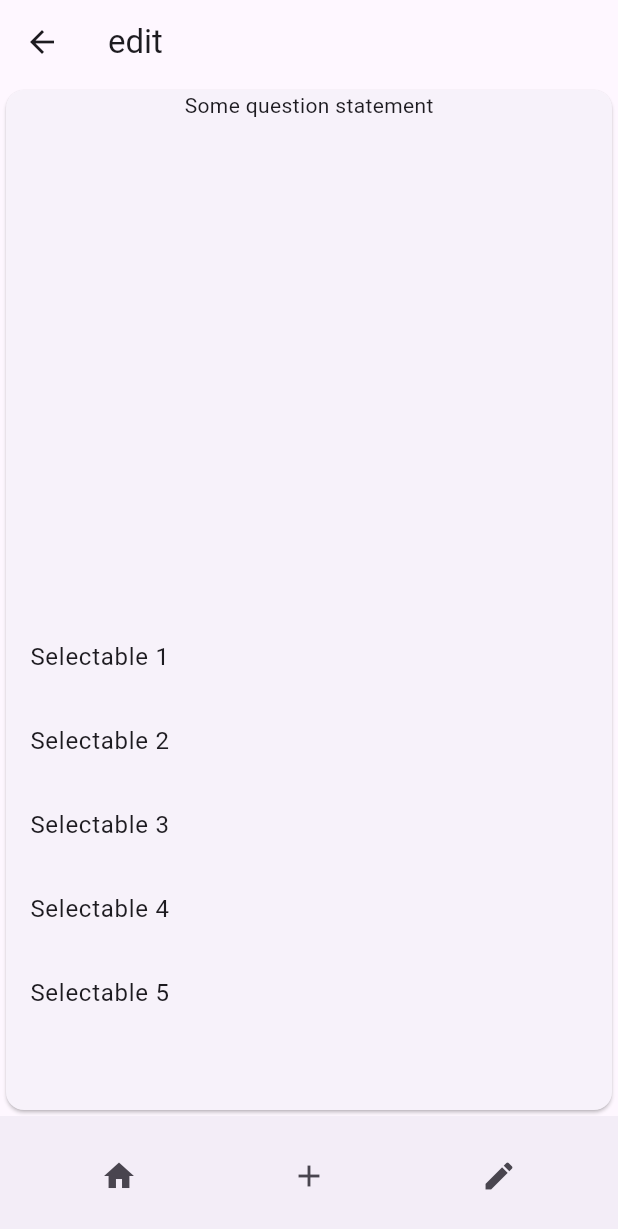
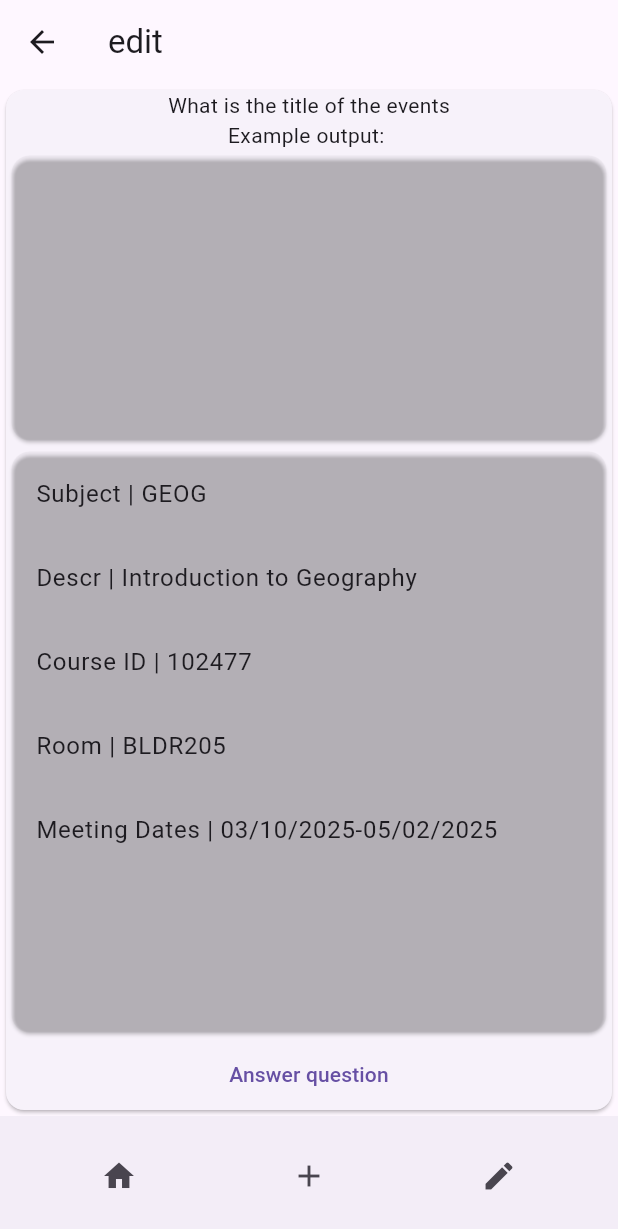
Before and after one commit to cs481-ekh/s25-syncineers, a Flutter app: the EditPage screen opened by its route, on a phone screen of 412 x 824 dp. Shown: the top 1229 px of the screen. Run offline on Flutter 3.47's test engine with Material 3 defaults, Android fonts, the phone set to English and light mode, and no system bars; our stand-ins replace google_sign_in.

Commit message:
random spaghetti code

```diff
--- a/easy_sync/lib/pages/editPage.dart
+++ b/easy_sync/lib/pages/editPage.dart
@@ -10,19 +10,26 @@ class EditPage extends StatefulWidget {
 class _EditPageState extends State<EditPage> {
   @override
   Widget build(BuildContext context) {
-    var theme = Theme.of(context);
-    var questionToAnswer = 'Some question statement';
+    Theme.of(context);
+    var questionToAnswer = 'What is the title of the events';
     var list = [
-      "Selectable 1",
-      "Selectable 2",
-      "Selectable 3",
-      "Selectable 4",
-      "Selectable 5",
+      questionAnswer("Subject", "GEOG"),
+      questionAnswer("Descr", "Introduction to Geography"),
+      questionAnswer("Course ID", "102477"),
+      questionAnswer("Room", "BLDR205"),
+      questionAnswer("Meeting Dates", "03/10/2025-05/02/2025"),
     ];
 
-    return QuestionWidget(questionToAnswer: questionToAnswer, selectableAnswers: list);
+    return QuestionWidget(
+        questionToAnswer: questionToAnswer, selectableAnswers: list);
+  }
 }
 
+class questionAnswer {
+  late String title;
+  late String example;
+
+  questionAnswer(this.title, this.example);
 }
 
 class QuestionWidget extends StatefulWidget {
@@ -33,29 +40,37 @@ class QuestionWidget extends StatefulWidget {
   });
 
   final String questionToAnswer;
-  final List<String> selectableAnswers;
+  final List<questionAnswer> selectableAnswers;
 
   @override
   _QuestionWidgetState createState() => _QuestionWidgetState();
 }
 
 class _QuestionWidgetState extends State<QuestionWidget> {
-  List<String> selectedAnswers = [];
+  List<questionAnswer> selectedAnswers = [];
+  // TODO there probably is a better way of doing this.
+  Color cardShade = const Color.fromARGB(1, 126, 126, 126);
 
   @override
   Widget build(BuildContext context) {
+    String example = "";
+    for (var answer in selectedAnswers) {
+      example += "${answer.example} ";
+    }
+
     return Card(
       child: Column(
         children: [
           Text(widget.questionToAnswer),
+          Text("Example output: $example"),
           Expanded(
+            child: Card(
+              color: cardShade,
               child: ListView.builder(
                   itemCount: selectedAnswers.length,
                   itemBuilder: (context, index) {
-                  ///TODO put varables here, maybe
-
                     return ListTile(
-                      title: Text(selectedAnswers[index]),
+                        title: Text(selectedAnswers[index].title),
                         onTap: () async {
                           setState(() {
                             selectedAnswers.removeAt(index);
@@ -63,21 +78,31 @@ class _QuestionWidgetState extends State<QuestionWidget> {
                         });
                   }),
             ),
+          ),
           Expanded(
+            flex: 2,
+            child: Card(
+              color: cardShade,
               child: ListView.builder(
                   itemCount: widget.selectableAnswers.length,
                   itemBuilder: (context, index) {
-                  ///TODO put varables here, maybe
-
                     return ListTile(
-                      title: Text(widget.selectableAnswers[index]),
+                        title: Text(
+                            "${widget.selectableAnswers[index].title} | ${widget.selectableAnswers[index].example}"),
                         onTap: () async {
                           setState(() {
-                          selectedAnswers.add(widget.selectableAnswers[index]);
+                            selectedAnswers
+                                .add(widget.selectableAnswers[index]);
                           });
                         });
                   }),
             ),
+          ),
+          TextButton(
+              onPressed: () {
+                /**TODO send information off to context when pressed */
+              },
+              child: const Text("Answer question")),
         ],
       ),
     );
```
Lines whose indentation alone changed are shown as unchanged.
